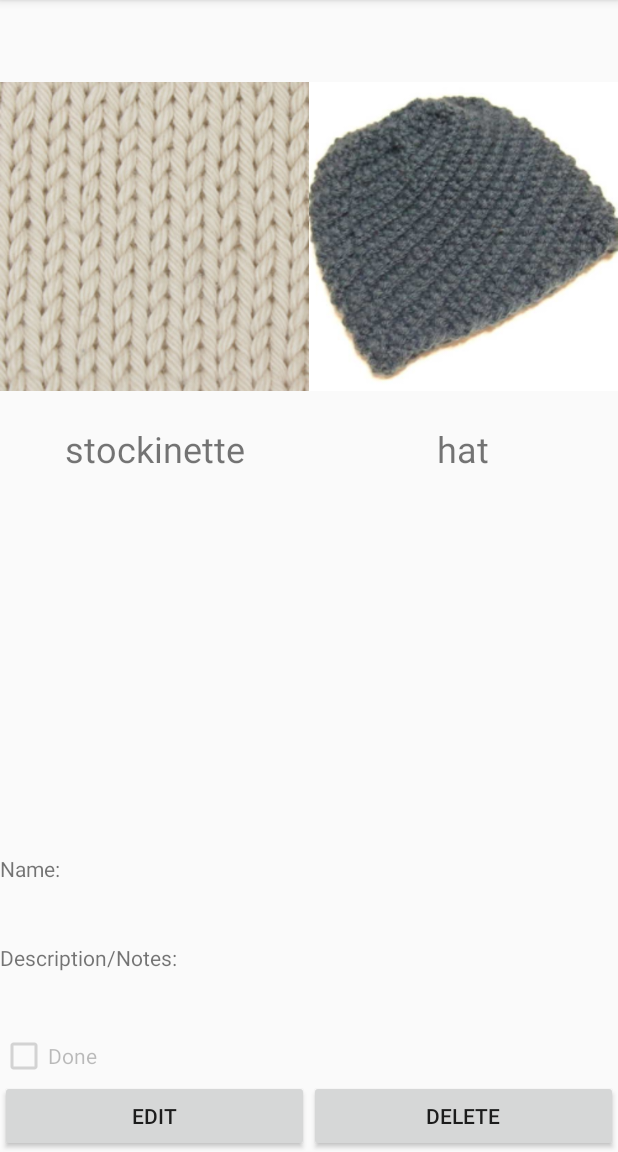
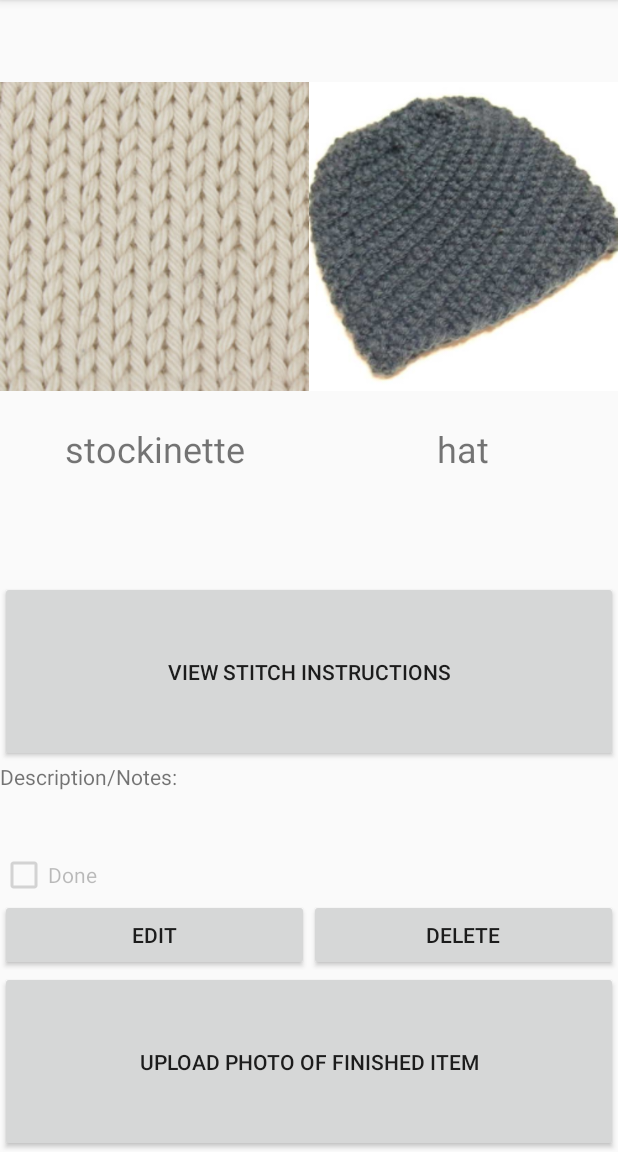
Before and after one commit to stephanieyang/FinalProject-WeiyingZStephanieYLuJ, an Android app: the ViewPairActivity screen opened directly, with no data from a screen before it, on a phone screen of 412 x 824 dp, the part 84-1236 px from its top. Run offline under Robolectric (Android 15) with nearby library versions, the phone set to English and light mode, and no system bars; our stand-ins replace Firebase (no records; nobody signed in at launch, a user with empty details on screens opened directly); 1 statement that could not run was skipped.

Commit message:
fixing view/edit functionality, added instruction view

```diff
--- a/app/build.gradle
+++ b/app/build.gradle
@@ -38,4 +38,5 @@ dependencies {
 
 
 
+
 apply plugin: 'com.google.gms.google-services'
--- a/app/src/main/AndroidManifest.xml
+++ b/app/src/main/AndroidManifest.xml
@@ -33,7 +33,8 @@
         <activity android:name=".FakeItemLibraryActivity" />
         <activity android:name=".TutorialListActivity" />
         <activity android:name=".LoginActivity" />
-        <activity android:name=".PhotoViewActivity"></activity>
+        <activity android:name=".PhotoViewActivity" />
+        <activity android:name=".InstructionsViewActivity"></activity>
     </application>
 
 </manifest>
--- a/app/src/main/java/com/example/android/mstu5031_knittingapp/Keys.java
+++ b/app/src/main/java/com/example/android/mstu5031_knittingapp/Keys.java
@@ -16,4 +16,5 @@ public interface Keys {
     public String USER_ID = "USER_ID";
     public String PAIR_EXISTS = "PAIR_EXISTS";
     public String VIEW_PHOTO = "VIEW_PHOTO";
+    public String STITCH_DIRECTIONS = "STITCH_DIRECTIONS";
 }
--- a/app/src/main/java/com/example/android/mstu5031_knittingapp/LibraryAdapter.java
+++ b/app/src/main/java/com/example/android/mstu5031_knittingapp/LibraryAdapter.java
@@ -45,6 +45,7 @@ public class LibraryAdapter extends RecyclerView.Adapter<LibraryViewHolder> {
         holder.patternName.setText(currentLib.getName());
         holder.patternPhoto.setImageResource(Stitch.getDrawableIdFromImgName(currentLib.getStitch()));
         holder.itemPhoto.setImageResource(Item.getDrawableIdFromImgName(currentLib.getItem()));
+        holder.idText.setText(currentLib.getId());
 
     }
 
--- a/app/src/main/java/com/example/android/mstu5031_knittingapp/LibraryViewHolder.java
+++ b/app/src/main/java/com/example/android/mstu5031_knittingapp/LibraryViewHolder.java
@@ -20,6 +20,7 @@ public class LibraryViewHolder extends RecyclerView.ViewHolder {
     public TextView patternName;
     public ImageView patternPhoto;
     public ImageView itemPhoto;
+    public TextView idText;
     Context context;
 
 
@@ -29,6 +30,7 @@ public class LibraryViewHolder extends RecyclerView.ViewHolder {
         patternName=(TextView)itemView.findViewById(R.id.text);
         patternPhoto=(ImageView)itemView.findViewById(R.id.image);
         itemPhoto = (ImageView)itemView.findViewById(R.id.image2);
+        idText = (TextView)itemView.findViewById(R.id.id_text);
         this.context = context;
     }
 
--- a/app/src/main/java/com/example/android/mstu5031_knittingapp/UserCreatedPair.java
+++ b/app/src/main/java/com/example/android/mstu5031_knittingapp/UserCreatedPair.java
@@ -16,6 +16,7 @@ public class UserCreatedPair {
         String user_photo;
 
         public UserCreatedPair() {
+            this.id = "";
             this.is_done = false;
             this.item = "foo_item";
             this.stitch = "foo_stitch";
--- a/app/src/main/res/layout/activity_view_pair.xml
+++ b/app/src/main/res/layout/activity_view_pair.xml
@@ -66,21 +66,18 @@
         </LinearLayout>
 
     </LinearLayout>
+    <Button
+        android:id="@+id/btn_stitch_info"
+        android:layout_width="match_parent"
+        android:layout_height="wrap_content"
+        android:layout_weight="1"
+        android:text="@string/btn_stitch_text"
+        android:onClick="viewStitchInstructions"
+        />
     <LinearLayout
         android:layout_width="match_parent"
         android:layout_height="wrap_content"
         android:orientation="vertical">
-        <TextView
-            android:layout_width="match_parent"
-            android:layout_height="wrap_content"
-            android:text="@string/form_name_label"
-            />
-        <TextView
-            android:id="@+id/pair_name"
-            android:layout_width="match_parent"
-            android:layout_height="40dp"
-            android:text=""
-            />
         <TextView
             android:layout_width="match_parent"
             android:layout_height="wrap_content"
@@ -121,6 +118,14 @@
             />
 
     </LinearLayout>
+    <Button
+        android:id="@+id/btn_photo"
+        android:layout_width="match_parent"
+        android:layout_height="wrap_content"
+        android:layout_weight="1"
+        android:text="@string/photo_upload_text"
+        android:onClick="doPhotoAction"
+        />
 
 
 </LinearLayout>
--- a/app/src/main/res/values/strings.xml
+++ b/app/src/main/res/values/strings.xml
@@ -30,4 +30,8 @@
     <string name="upload_failure_text">Failed to upload data</string>
     <string name="photo_success_text">Successfully took photo</string>
     <string name="upload_unallowed_text">Upload allowed only for completed items</string>
+    <string name="no_photo_text">No photo uploaded</string>
+    <string name="no_photo_notif_done">No photo exists - take one!</string>
+    <string name="no_photo_notif_undone">Only finished matches can have photos</string>
+    <string name="btn_stitch_text">View stitch instructions</string>
 </resources>
```
Also changed, not shown: app/src/main/java/com/example/android/mstu5031_knittingapp/EditPairActivity.java (+33 -16 lines), app/src/main/java/com/example/android/mstu5031_knittingapp/InstructionsViewActivity.java (added, +25 -0 lines), app/src/main/java/com/example/android/mstu5031_knittingapp/LibraryViewActivity.java (+23 -1 lines), app/src/main/java/com/example/android/mstu5031_knittingapp/ViewPairActivity.java (+52 -8 lines), app/src/main/res/layout/activity_instructions_view.xml (added, +16 -0 lines), app/src/main/res/layout/activity_main.xml (+0 -13 lines), app/src/main/res/layout/card_view_library.xml (+9 -0 lines), 1 other file.
